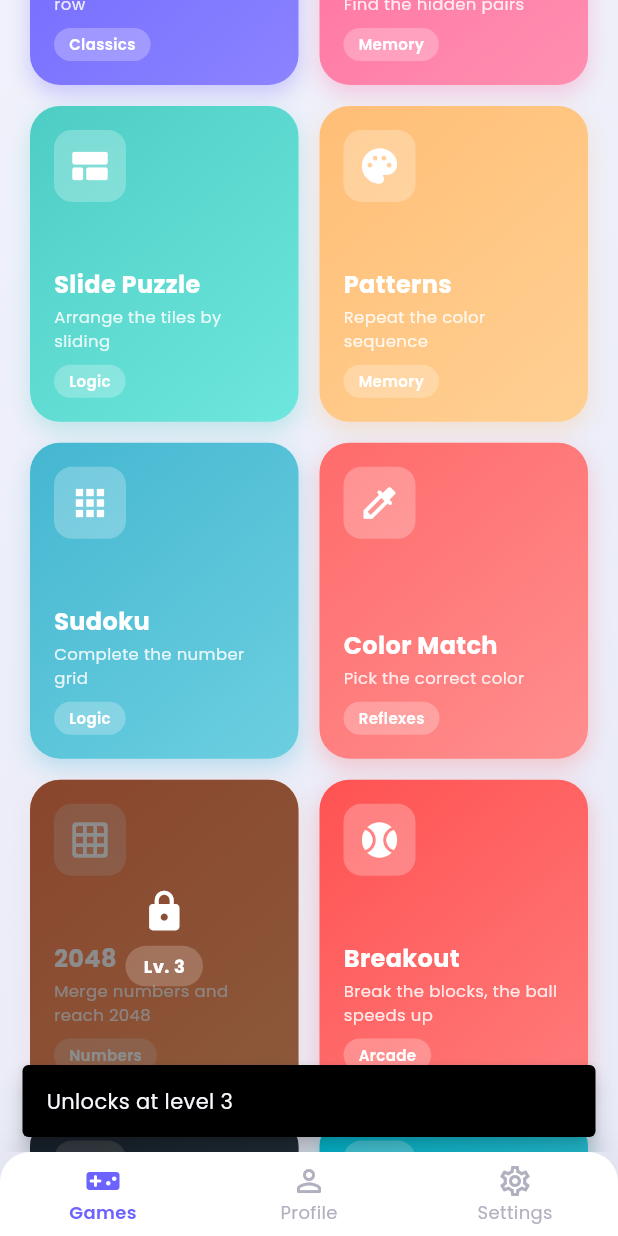
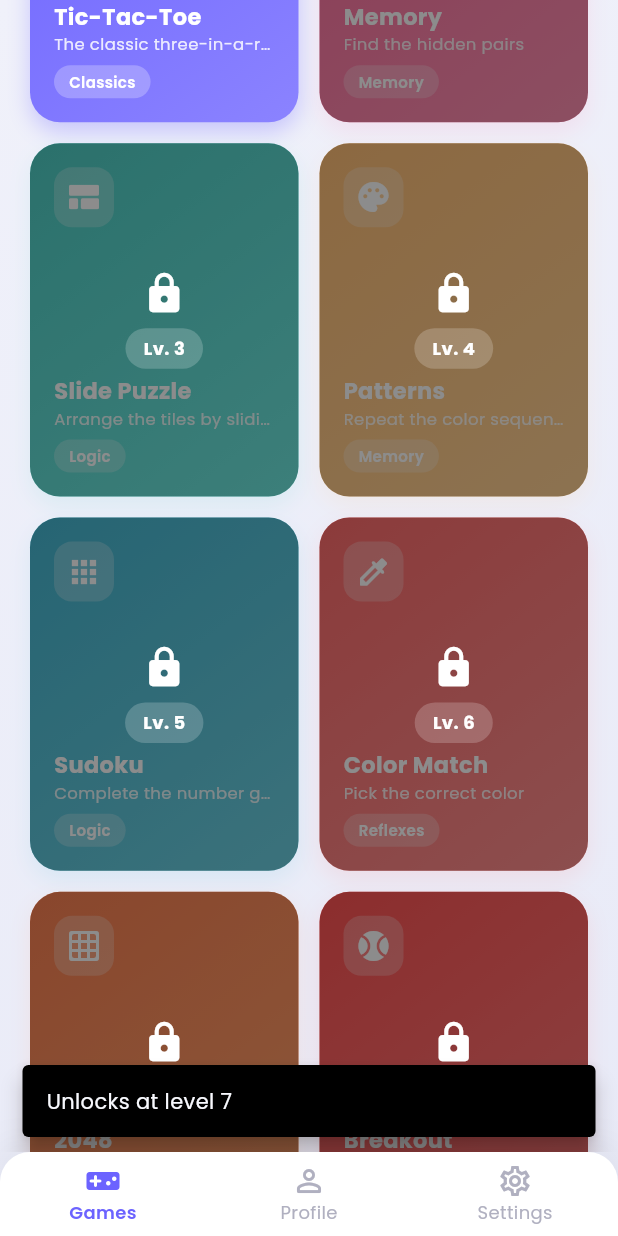
Before and after one commit to ElezDev/PuzzleApp, a Flutter app: the screen it shows after launch, scrolled down 576 dp, after a tap on "2048", on a phone screen of 412 x 824 dp. Run offline on Flutter 3.47's test engine with Material 3 defaults, Android fonts, the light colour scheme and no system bars; our stand-ins replace audioplayers, confetti, flutter_staggered_animations, google_fonts, sqflite; accounts and stored records are empty.

Commit message:
Enhance game features and localization support
- Added Hangman game with required level and localization for game name and description.
- Updated AppProvider to manage level-up notifications with a snack bar.
- Enhanced DatabaseHelper to award bonus coins for level progression.
- Improved UI elements in GameCard and adjusted layout in HomeScreen and DailyChallengeScreen.
- Added new localization strings for Hangman in both English and Spanish.
- Introduced widget tests for Hangman screen functionality.

```diff
--- a/lib/l10n/app_strings.dart
+++ b/lib/l10n/app_strings.dart
@@ -263,6 +263,15 @@ class AppStrings {
       ? 'Toca para revelar, mantén pulsado para marcar'
       : 'Tap to reveal, long-press to flag';
 
+  String attemptsLeft(int attempts) =>
+      isSpanish ? 'Intentos: $attempts' : 'Tries: $attempts';
+  String get pickLetter => isSpanish ? 'Elige una letra' : 'Pick a letter';
+  String get hangmanHint => isSpanish
+      ? 'Adivina la palabra letra a letra'
+      : 'Guess the word letter by letter';
+  String wordWas(String word) =>
+      isSpanish ? 'La palabra era: $word' : 'The word was: $word';
+
   String difficultyLabel(String value) {
     switch (value) {
       case 'Fácil':
@@ -319,6 +328,8 @@ class AppStrings {
         return isSpanish ? 'Buscaminas' : 'Minesweeper';
       case 'breakout':
         return 'Breakout';
+      case 'hangman':
+        return isSpanish ? 'Adivina la palabra' : 'Guess the Word';
       case 'tetris':
         return 'Tetris';
       default:
@@ -348,6 +359,10 @@ class AppStrings {
         return isSpanish
             ? 'Rompe los bloques, la pelota acelera'
             : 'Break the blocks, the ball speeds up';
+      case 'hangman':
+        return isSpanish
+            ? 'Adivina la palabra letra a letra'
+            : 'Guess the word letter by letter';
       case 'tetris':
         return isSpanish
             ? 'Completa líneas mientras todo cae más rápido'
@@ -375,6 +390,8 @@ class AppStrings {
         return isSpanish ? 'Lógica' : 'Logic';
       case 'breakout':
         return isSpanish ? 'Arcade' : 'Arcade';
+      case 'hangman':
+        return isSpanish ? 'Palabras' : 'Words';
       case 'tetris':
         return isSpanish ? 'Arcade Pro' : 'Arcade Pro';
       default:
--- a/lib/main.dart
+++ b/lib/main.dart
@@ -36,6 +36,7 @@ class PuzlessApp extends StatelessWidget {
 
     return MaterialApp(
       onGenerateTitle: (context) => AppStrings.of(context).appTitle,
+      scaffoldMessengerKey: AppProvider.messengerKey,
       debugShowCheckedModeBanner: false,
       theme: AppTheme.lightTheme,
       darkTheme: AppTheme.darkTheme,
--- a/lib/models/game_info.dart
+++ b/lib/models/game_info.dart
@@ -23,6 +23,9 @@ class GameInfo {
     this.requiredLevel = 1,
   });
 
+  /// Games unlock one at a time: [requiredLevel] equals the player level
+  /// needed to play it. Triqui is available from the start (level 1) and the
+  /// "top" games sit at the highest levels to reward progression.
   static const List<GameInfo> allGames = [
     GameInfo(
       id: 'tic_tac_toe',
@@ -33,6 +36,7 @@ class GameInfo {
       gradientEnd: Color(0xFF8B83FF),
       category: 'Clásicos',
       supportsMultiplayer: true,
+      requiredLevel: 1,
     ),
     GameInfo(
       id: 'memory',
@@ -42,6 +46,7 @@ class GameInfo {
       color: Color(0xFFFF6B9D),
       gradientEnd: Color(0xFFFF8FB1),
       category: 'Memoria',
+      requiredLevel: 2,
     ),
     GameInfo(
       id: 'slide_puzzle',
@@ -51,6 +56,7 @@ class GameInfo {
       color: Color(0xFF4ECDC4),
       gradientEnd: Color(0xFF6EE7DE),
       category: 'Lógica',
+      requiredLevel: 3,
     ),
     GameInfo(
       id: 'pattern',
@@ -60,6 +66,7 @@ class GameInfo {
       color: Color(0xFFFFBE76),
       gradientEnd: Color(0xFFFFD093),
       category: 'Memoria',
+      requiredLevel: 4,
     ),
     GameInfo(
       id: 'sudoku',
@@ -69,6 +76,7 @@ class GameInfo {
       color: Color(0xFF45B7D1),
       gradientEnd: Color(0xFF6CCFE0),
       category: 'Lógica',
+      requiredLevel: 5,
     ),
     GameInfo(
       id: 'color_match',
@@ -78,6 +86,7 @@ class GameInfo {
       color: Color(0xFFFF6B6B),
       gradientEnd: Color(0xFFFF8E8E),
       category: 'Reflejos',
+      requiredLevel: 6,
     ),
     GameInfo(
       id: '2048',
@@ -87,7 +96,7 @@ class GameInfo {
       color: Color(0xFFF97F51),
       gradientEnd: Color(0xFFFFA26B),
       category: 'Números',
-      requiredLevel: 3,
+      requiredLevel: 7,
     ),
     GameInfo(
       id: 'breakout',
@@ -97,7 +106,7 @@ class GameInfo {
       color: Color(0xFFFF5252),
       gradientEnd: Color(0xFFFF7B7B),
       category: 'Arcade',
-      requiredLevel: 1,
+      requiredLevel: 8,
     ),
     GameInfo(
       id: 'minesweeper',
@@ -107,7 +116,17 @@ class GameInfo {
       color: Color(0xFF2C3E50),
       gradientEnd: Color(0xFF4A6572),
       category: 'Lógica',
-      requiredLevel: 6,
+      requiredLevel: 9,
+    ),
+    GameInfo(
+      id: 'hangman',
+      name: 'Adivina la palabra',
+      description: 'Adivina la palabra letra a letra',
+      icon: Icons.spellcheck_rounded,
+      color: Color(0xFF9B51E0),
+      gradientEnd: Color(0xFFB983FF),
+      category: 'Palabras',
+      requiredLevel: 10,
     ),
     GameInfo(
       id: 'tetris',
@@ -117,7 +136,7 @@ class GameInfo {
       color: Color(0xFF00BCD4),
       gradientEnd: Color(0xFF4DD0E1),
       category: 'Arcade Pro',
-      requiredLevel: 1,
+      requiredLevel: 11,
     ),
   ];
 }
--- a/lib/screens/daily_challenge_screen.dart
+++ b/lib/screens/daily_challenge_screen.dart
@@ -16,6 +16,7 @@ import 'games/color_match_screen.dart';
 import 'games/game_2048_screen.dart';
 import 'games/minesweeper_screen.dart';
 import 'games/breakout_screen.dart';
+import 'games/hangman_screen.dart';
 import 'games/tetris_screen.dart';
 
 class DailyChallengeScreen extends StatefulWidget {
@@ -96,6 +97,8 @@ class _DailyChallengeScreenState extends State<DailyChallengeScreen> {
         screen = MinesweeperScreen(initialDifficulty: _todayDifficulty);
       case 'breakout':
         screen = BreakoutScreen(initialDifficulty: _todayDifficulty);
+      case 'hangman':
+        screen = HangmanScreen(initialDifficulty: _todayDifficulty);
       case 'tetris':
         screen = TetrisScreen(initialDifficulty: _todayDifficulty);
       default:
--- a/lib/screens/home_screen.dart
+++ b/lib/screens/home_screen.dart
@@ -16,6 +16,7 @@ import 'games/color_match_screen.dart';
 import 'games/game_2048_screen.dart';
 import 'games/minesweeper_screen.dart';
 import 'games/breakout_screen.dart';
+import 'games/hangman_screen.dart';
 import 'games/tetris_screen.dart';
 import 'daily_challenge_screen.dart';
 
@@ -56,6 +57,8 @@ class HomeScreen extends StatelessWidget {
         screen = const MinesweeperScreen();
       case 'breakout':
         screen = const BreakoutScreen();
+      case 'hangman':
+        screen = const HangmanScreen();
       case 'tetris':
         screen = const TetrisScreen();
       default:
@@ -335,7 +338,7 @@ class HomeScreen extends StatelessWidget {
                 crossAxisCount: 2,
                 mainAxisSpacing: 14,
                 crossAxisSpacing: 14,
-                childAspectRatio: 0.85,
+                childAspectRatio: 0.76,
               ),
               delegate: SliverChildBuilderDelegate(
                 (context, index) {
--- a/lib/widgets/game_card.dart
+++ b/lib/widgets/game_card.dart
@@ -45,20 +45,23 @@ class GameCard extends StatelessWidget {
                 mainAxisAlignment: MainAxisAlignment.spaceBetween,
                 children: [
                   Container(
-                    padding: const EdgeInsets.all(10),
+                    padding: const EdgeInsets.all(8),
                     decoration: BoxDecoration(
                       color: Colors.white.withValues(alpha: 0.25),
                       borderRadius: BorderRadius.circular(12),
                     ),
-                    child: Icon(game.icon, color: Colors.white, size: 28),
+                    child: Icon(game.icon, color: Colors.white, size: 24),
                   ),
                   const Spacer(),
                   Text(
                     strings.gameName(game.id),
+                    maxLines: 2,
+                    overflow: TextOverflow.ellipsis,
                     style: const TextStyle(
                       color: Colors.white,
                       fontWeight: FontWeight.w700,
-                      fontSize: 16,
+                      fontSize: 15,
+                      height: 1.1,
                     ),
                   ),
                   const SizedBox(height: 2),
@@ -69,10 +72,10 @@ class GameCard extends StatelessWidget {
                       fontSize: 11,
                       fontWeight: FontWeight.w400,
                     ),
-                    maxLines: 2,
+                    maxLines: 1,
                     overflow: TextOverflow.ellipsis,
                   ),
-                  const SizedBox(height: 8),
+                  const SizedBox(height: 6),
                   Container(
                     padding: const EdgeInsets.symmetric(horizontal: 10, vertical: 4),
                     decoration: BoxDecoration(
```
Also changed, not shown: lib/core/database_helper.dart (+8 -2 lines), lib/providers/app_provider.dart (+23 -0 lines), lib/screens/games/hangman_screen.dart (added, +444 -0 lines), 1 other file.
